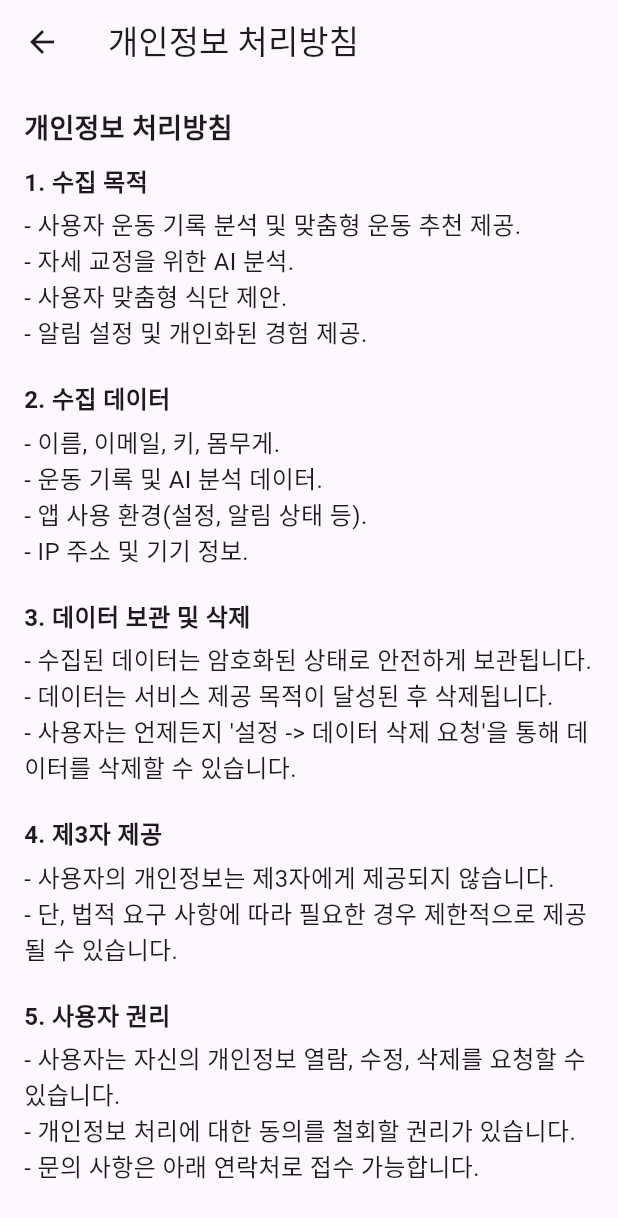
After one commit to AI-X-main-projext-ITOWE/FitChecker_Flutter_v3, a Flutter app: the SettingsScreen screen opened directly, after a tap on "개인정보 처리방침", on a phone screen of 412 x 824 dp. The commit adds this screen. Shown: the top 1218 px of the screen. Run offline on Flutter 3.47's test engine with Material 3 defaults, Android fonts, the phone set to English and light mode, and no system bars; our stand-ins replace cloud_firestore, firebase_auth, firebase_core, firebase_database, firebase_messaging, fl_chart and 9 more; missing offline and left inert: dart:ffi, kakao_flutter_sdk_user; accounts and stored records are empty.

Commit message:
[feat]설정 : 데이터베이서 firebase에 연결, 앱정보와 개인정보 처리방침 내용 추가.

```diff
--- /dev/null
+++ b/lib/screens/about_screen.dart
@@ -0,0 +1,94 @@
+import 'package:flutter/material.dart';
+
+class AboutScreen extends StatelessWidget {
+  const AboutScreen({Key? key}) : super(key: key);
+
+  @override
+  Widget build(BuildContext context) {
+    return Scaffold(
+      appBar: AppBar(
+        title: const Text('앱 정보'),
+      ),
+      body: Padding(
+        padding: const EdgeInsets.all(16.0),
+        child: ListView(
+          children: const [
+            // 앱 이름과 버전
+            Text(
+              '앱 이름: FitChecker',
+              style: TextStyle(fontSize: 18, fontWeight: FontWeight.bold),
+            ),
+            SizedBox(height: 10),
+            Text('버전: 1.0.0', style: TextStyle(fontSize: 16)),
+            SizedBox(height: 20),
+
+            // 출처 정보
+            Text(
+              '출처 정보',
+              style: TextStyle(fontSize: 18, fontWeight: FontWeight.bold),
+            ),
+            SizedBox(height: 10),
+            Text(
+              '- 이 앱은 사용자 정보를 기반으로 LLM Agent를 이용하여 개인 맞춤형 운동과 식단을 추천합니다.',
+              style: TextStyle(fontSize: 16),
+            ),
+            Text(
+              '- 사용자가 운동할 때 자세가 잘못되었을 경우, AI가 바른 자세로 교정하도록 도와줍니다.',
+              style: TextStyle(fontSize: 16),
+            ),
+            Text(
+              '- 개인 알림 설정을 통해 원하는 시간에 운동 알람을 받을 수 있습니다.',
+              style: TextStyle(fontSize: 16),
+            ),
+            SizedBox(height: 20),
+
+            // 오픈소스 라이브러리
+            Text(
+              '오픈소스 라이브러리',
+              style: TextStyle(fontSize: 18, fontWeight: FontWeight.bold),
+            ),
+            SizedBox(height: 10),
+            Text(
+              '- GPT-04-Mini: 개인 맞춤형 운동과 식단 추천.\n'
+                  '- Hugging Face: LLM 모델 및 자연어 처리 지원.\n'
+                  '- cloud_firestore: Firebase 기반 데이터 관리.\n'
+                  '- intl: 날짜 및 시간 처리를 위한 패키지.\n'
+                  '- flutter_swiper: 앱 내 슬라이더 UI 구현.\n'
+                  '- fastapi: AI 모델과의 통신을 위한 백엔드 프레임워크.\n'
+                  '- uvicorn: ASGI 서버 실행을 위한 Python 서버.',
+              style: TextStyle(fontSize: 16),
+            ),
+            SizedBox(height: 20),
+
+            // 개발자 정보
+            Text(
+              '개발자 정보',
+              style: TextStyle(fontSize: 18, fontWeight: FontWeight.bold),
+            ),
+            SizedBox(height: 10),
+            Text(
+              '개발자 팀: ITOWE\n'
+                  '구성원: 5명\n'
+                  '이메일: itowe4321@gmail.com\n'
+                  '웹사이트: https://github.com/AI-X-main-projext-ITOWE\n'
+                  '설명: ITOWE 팀은 건강과 운동을 위한 혁신적인 앱을 목표로 합니다.',
+              style: TextStyle(fontSize: 16),
+            ),
+            SizedBox(height: 20),
+
+            // 저작권
+            Text(
+              '저작권',
+              style: TextStyle(fontSize: 18, fontWeight: FontWeight.bold),
+            ),
+            SizedBox(height: 10),
+            Text(
+              'Copyright 2024, ITOWE Team. All Rights Reserved.',
+              style: TextStyle(fontSize: 16),
+            ),
+          ],
+        ),
+      ),
+    );
+  }
+}
--- /dev/null
+++ b/lib/screens/privacy_policy_screen.dart
@@ -0,0 +1,97 @@
+import 'package:flutter/material.dart';
+
+class PrivacyPolicyScreen extends StatelessWidget {
+  const PrivacyPolicyScreen({Key? key}) : super(key: key);
+
+  @override
+  Widget build(BuildContext context) {
+    return Scaffold(
+      appBar: AppBar(
+        title: const Text('개인정보 처리방침'),
+      ),
+      body: Padding(
+        padding: const EdgeInsets.all(16.0),
+        child: ListView(
+          children: const [
+            Text(
+              '개인정보 처리방침',
+              style: TextStyle(fontSize: 18, fontWeight: FontWeight.bold),
+            ),
+            SizedBox(height: 10),
+            Text(
+              '1. 수집 목적',
+              style: TextStyle(fontSize: 16, fontWeight: FontWeight.bold),
+            ),
+            SizedBox(height: 5),
+            Text(
+              '- 사용자 운동 기록 분석 및 맞춤형 운동 추천 제공.\n'
+                  '- 자세 교정을 위한 AI 분석.\n'
+                  '- 사용자 맞춤형 식단 제안.\n'
+                  '- 알림 설정 및 개인화된 경험 제공.',
+              style: TextStyle(fontSize: 16),
+            ),
+            SizedBox(height: 20),
+            Text(
+              '2. 수집 데이터',
+              style: TextStyle(fontSize: 16, fontWeight: FontWeight.bold),
+            ),
+            SizedBox(height: 5),
+            Text(
+              '- 이름, 이메일, 키, 몸무게.\n'
+                  '- 운동 기록 및 AI 분석 데이터.\n'
+                  '- 앱 사용 환경(설정, 알림 상태 등).\n'
+                  '- IP 주소 및 기기 정보.',
+              style: TextStyle(fontSize: 16),
+            ),
+            SizedBox(height: 20),
+            Text(
+              '3. 데이터 보관 및 삭제',
+              style: TextStyle(fontSize: 16, fontWeight: FontWeight.bold),
+            ),
+            SizedBox(height: 5),
+            Text(
+              '- 수집된 데이터는 암호화된 상태로 안전하게 보관됩니다.\n'
+                  '- 데이터는 서비스 제공 목적이 달성된 후 삭제됩니다.\n'
+                  '- 사용자는 언제든지 \'설정 -> 데이터 삭제 요청\'을 통해 데이터를 삭제할 수 있습니다.',
+              style: TextStyle(fontSize: 16),
+            ),
+            SizedBox(height: 20),
+            Text(
+              '4. 제3자 제공',
+              style: TextStyle(fontSize: 16, fontWeight: FontWeight.bold),
+            ),
+            SizedBox(height: 5),
+            Text(
+              '- 사용자의 개인정보는 제3자에게 제공되지 않습니다.\n'
+                  '- 단, 법적 요구 사항에 따라 필요한 경우 제한적으로 제공될 수 있습니다.',
+              style: TextStyle(fontSize: 16),
+            ),
+            SizedBox(height: 20),
+            Text(
+              '5. 사용자 권리',
+              style: TextStyle(fontSize: 16, fontWeight: FontWeight.bold),
+            ),
+            SizedBox(height: 5),
+            Text(
+              '- 사용자는 자신의 개인정보 열람, 수정, 삭제를 요청할 수 있습니다.\n'
+                  '- 개인정보 처리에 대한 동의를 철회할 권리가 있습니다.\n'
+                  '- 문의 사항은 아래 연락처로 접수 가능합니다.',
+              style: TextStyle(fontSize: 16),
+            ),
+            SizedBox(height: 20),
+            Text(
+              '6. 문의처',
+              style: TextStyle(fontSize: 16, fontWeight: FontWeight.bold),
+            ),
+            SizedBox(height: 5),
+            Text(
+              '개인정보와 관련된 문의는 아래로 연락 주세요.\n'
+                  '이메일: itowe4321@gmail.com\n',
+              style: TextStyle(fontSize: 16),
+            ),
+          ],
+        ),
+      ),
+    );
+  }
+}
--- a/lib/screens/settings_screen.dart
+++ b/lib/screens/settings_screen.dart
@@ -1,3 +1,4 @@
+import 'package:fitchecker/screens/privacy_policy_screen.dart';
 import 'package:flutter/material.dart';
 import 'package:google_sign_in/google_sign_in.dart';
 import 'package:firebase_auth/firebase_auth.dart';
@@ -6,6 +7,8 @@ import 'package:fitchecker/components/notification_helper.dart';
 import 'package:fitchecker/screens/cache_management_screen.dart';
 import 'package:fitchecker/screens/login_screen.dart';
 import 'package:fitchecker/screens/notice_screen.dart';
+
+import 'about_screen.dart';
 
 
 class SettingsScreen extends StatefulWidget { // 수정: StatefulWidget으로 변경
@@ -105,14 +108,15 @@ class _SettingsScreenState extends State<SettingsScreen> {
                   },
                 ),
                 const Divider(),
+
                 ListTile(
-                  title: Row(
-                    mainAxisAlignment: MainAxisAlignment.spaceBetween,
-                    children: const [
-                      Text('버전 정보'),
-                      Text('1.0.(현재버전)'),
-                    ],
-                  ),
+                  title: const Text('개인정보 처리방침'),
+                  onTap: () {
+                    Navigator.push(
+                      context,
+                      MaterialPageRoute(builder: (context) => const PrivacyPolicyScreen()),
+                    );
+                  },
                 ),
                 const Divider(),
                 ListTile(
@@ -139,6 +143,22 @@ class _SettingsScreenState extends State<SettingsScreen> {
                   },
                 ),
                 const Divider(),
+                ListTile(
+                  title: Row(
+                    mainAxisAlignment: MainAxisAlignment.spaceBetween,
+                    children: const [
+                      Text('앱 정보'),
+                      Text('1.0.0 (현재버전)', style: TextStyle(color: Colors.grey)),
+                    ],
+                  ),
+                  onTap: () {
+                    Navigator.push(
+                      context,
+                      MaterialPageRoute(builder: (context) => const AboutScreen()),
+                    );
+                  },
+                ),
+                const Divider(),
               ],
             ),
           ),
```
Also changed, not shown: lib/screens/notice_screen.dart (+50 -55 lines).
